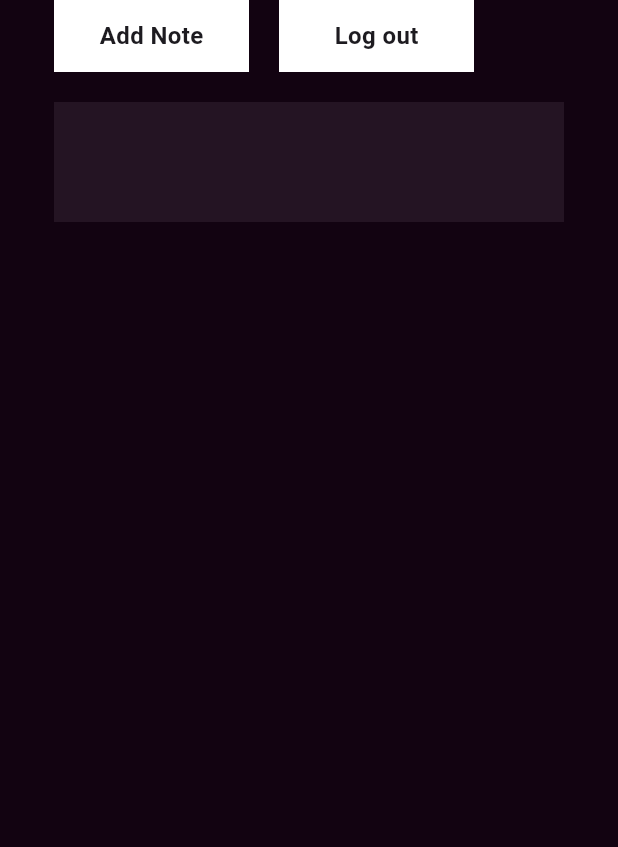
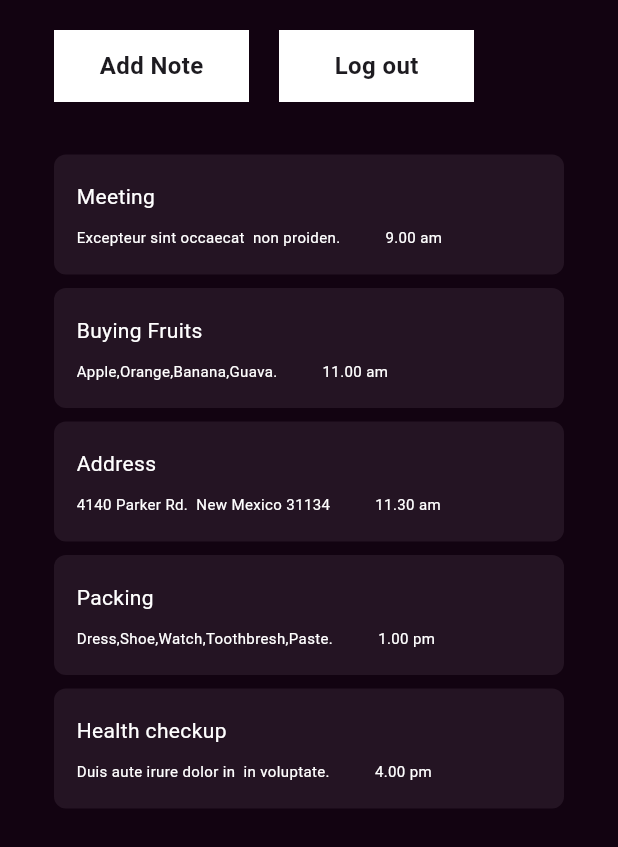
Before and after one commit to SamyRaafat/note_App, a Flutter app: the screen it shows after launch, on a phone screen of 412 x 824 dp. Shown: the top 847 px of the screen. Run offline on Flutter 3.47's test engine with Material 3 defaults, Android fonts, the phone set to English and light mode, and no system bars; our stand-ins replace firebase_auth, firebase_core, flutter_bloc; accounts and stored records are empty.

Commit message:
UI done in 4 screen states done in 4 screen

```diff
--- a/lib/core/const/TextApp.dart
+++ b/lib/core/const/TextApp.dart
@@ -14,7 +14,7 @@ class TextApp {
   static String email = ("Email");
   static String pass = ("Password");
   static String headline = ("Head line");
-  static String Description = ("Enter Your Description");
+  static String description = ("Description");
 
   /// navegator name boton
   static String navNameLogin = ("Login");
@@ -27,4 +27,5 @@ class TextApp {
 
   /// End text in page
   static String endTextDonthaveanaccount = ("Don’t have an account ? ");
+  static String endTextsinup = ("Sign Up");
 }
--- a/lib/logic/create_note/states.dart
+++ b/lib/logic/create_note/states.dart
@@ -7,6 +7,6 @@ class CreateNoteLoadingState extends CreateNoteStates {}
 class CreateNoteSuccessState extends CreateNoteStates {}
 
 class CreateNoteErrorState extends CreateNoteStates {
-  final String errorMessage;
-  CreateNoteErrorState({required this.errorMessage});
+  final String em;
+  CreateNoteErrorState({required this.em});
 }
--- a/lib/main.dart
+++ b/lib/main.dart
@@ -1,8 +1,8 @@
 import 'package:flutter/material.dart';
 import 'package:firebase_core/firebase_core.dart';
-import 'package:noteapp/presentation/Screen/add_note.dart';
 import 'package:noteapp/presentation/Screen/create_new_note.dart';
-import 'package:noteapp/presentation/Screen/hi_welcome_back.dart';
+import 'package:noteapp/presentation/Screen/home_page.dart';
+import 'package:noteapp/presentation/Screen/login.dart';
 import 'package:noteapp/presentation/Screen/sign_up_screen.dart';
 
 void main() async {
@@ -16,6 +16,6 @@ class MyApp extends StatelessWidget {
 
   @override
   Widget build(BuildContext context) {
-    return MaterialApp(debugShowCheckedModeBanner: false, home: AddNote());
+    return MaterialApp(debugShowCheckedModeBanner: false, home: HomePage());
   }
 }
--- a/lib/presentation/Screen/add_note.dart
+++ /dev/null
@@ -1,70 +0,0 @@
-import 'package:flutter/cupertino.dart';
-import 'package:flutter/material.dart';
-import 'package:noteapp/core/const/TextApp.dart';
-import 'package:noteapp/core/theme/colorManiger.dart';
-import 'package:noteapp/presentation/widget/page_name.dart';
-import 'package:noteapp/presentation/widget/text_form_feild_app.dart';
-
-class AddNote extends StatelessWidget {
-  AddNote({super.key});
-  TextEditingController passController = TextEditingController();
-  TextEditingController emailController = TextEditingController();
-
-  @override
-  Widget build(BuildContext context) {
-    return Scaffold(
-      backgroundColor: ColorManager.backGApp,
-      body: Padding(
-        padding: const EdgeInsets.symmetric(horizontal: 36),
-        child: Column(
-          children: [
-            Row(
-              crossAxisAlignment: CrossAxisAlignment.start,
-              children: [
-                Center(
-                  child: Container(
-                    width: 130,
-                    height: 48,
-                    decoration: BoxDecoration(color: Colors.white),
-                    child: Center(
-                      child: Text(
-                        TextApp.navNameAddNote,
-                        style: TextStyle(
-                          fontWeight: FontWeight.w600,
-                          fontSize: 16,
-                        ),
-                      ),
-                    ),
-                  ),
-                ),
-                SizedBox(width: 20),
-                Center(
-                  child: Container(
-                    width: 130,
-                    height: 48,
-                    decoration: BoxDecoration(color: Colors.white),
-                    child: Center(
-                      child: Text(
-                        TextApp.navNameLogout,
-                        style: TextStyle(
-                          fontWeight: FontWeight.w600,
-                          fontSize: 16,
-                        ),
-                      ),
-                    ),
-                  ),
-                ),
-              ],
-            ),
-            SizedBox(height: 20),
-            Container(
-              width: 390,
-              height: 80,
-              color: Color.fromRGBO(242, 214, 241, 0.08),
-            ),
-          ],
-        ),
-      ),
-    );
-  }
-}
--- /dev/null
+++ b/lib/presentation/Screen/home_page.dart
@@ -0,0 +1,93 @@
+import 'package:flutter/cupertino.dart';
+import 'package:flutter/material.dart';
+import 'package:noteapp/core/const/TextApp.dart';
+import 'package:noteapp/core/theme/colorManiger.dart';
+import 'package:noteapp/presentation/widget/page_name.dart';
+import 'package:noteapp/presentation/widget/sampel_note.dart';
+import 'package:noteapp/presentation/widget/text_form_feild_app.dart';
+
+class HomePage extends StatelessWidget {
+  HomePage({super.key});
+  TextEditingController passController = TextEditingController();
+  TextEditingController emailController = TextEditingController();
+
+  @override
+  Widget build(BuildContext context) {
+    return Scaffold(
+      backgroundColor: ColorManager.backGApp,
+      body: SafeArea(
+        child: Padding(
+          padding: const EdgeInsets.symmetric(horizontal: 36, vertical: 20),
+          child: Column(
+            children: [
+              Row(
+                crossAxisAlignment: CrossAxisAlignment.start,
+                children: [
+                  Center(
+                    child: Container(
+                      width: 130,
+                      height: 48,
+                      decoration: BoxDecoration(color: Colors.white),
+                      child: Center(
+                        child: Text(
+                          TextApp.navNameAddNote,
+                          style: TextStyle(
+                            fontWeight: FontWeight.w600,
+                            fontSize: 16,
+                          ),
+                        ),
+                      ),
+                    ),
+                  ),
+                  SizedBox(width: 20),
+                  Center(
+                    child: Container(
+                      width: 130,
+                      height: 48,
+                      decoration: BoxDecoration(color: Colors.white),
+                      child: Center(
+                        child: Text(
+                          TextApp.navNameLogout,
+                          style: TextStyle(
+                            fontWeight: FontWeight.w600,
+                            fontSize: 16,
+                          ),
+                        ),
+                      ),
+                    ),
+                  ),
+                ],
+              ),
+              SizedBox(height: 35),
+              SampelNote(
+                noteName: "Meeting",
+                noteDetails: "Excepteur sint occaecat  non proiden.",
+                timeAddNote: "9.00 am",
+              ),
+              SampelNote(
+                noteName: "Buying Fruits",
+                noteDetails: "Apple,Orange,Banana,Guava.",
+                timeAddNote: "11.00 am",
+              ),
+              SampelNote(
+                noteName: "Address",
+                noteDetails: "4140 Parker Rd.  New Mexico 31134",
+                timeAddNote: "11.30 am",
+              ),
+              SampelNote(
+                noteName: "Packing",
+                noteDetails: "Dress,Shoe,Watch,Toothbresh,Paste.",
+                timeAddNote: "1.00 pm",
+              ),
+              SampelNote(
+                noteName: "Health checkup",
+                noteDetails: "Duis aute irure dolor in  in voluptate.",
+                timeAddNote: "4.00 pm",
+              ),
+            ],
+          ),
+        ),
+      ),
+    );
+  }
+}
--- a/lib/presentation/Screen/sign_up_screen.dart
+++ b/lib/presentation/Screen/sign_up_screen.dart
@@ -38,6 +38,8 @@ class SignUpScreen extends StatelessWidget {
               ),
               SizedBox(height: 15),
               Spacer(),
+
+              /// Sign up Botton
               Center(
                 child: Container(
                   width: 312,
--- /dev/null
+++ b/lib/presentation/widget/sampel_note.dart
@@ -0,0 +1,59 @@
+import 'package:flutter/material.dart';
+
+class SampelNote extends StatefulWidget {
+  String noteName;
+  String noteDetails;
+  String timeAddNote;
+  SampelNote({
+    super.key,
+    required this.noteName,
+    required this.noteDetails,
+    required this.timeAddNote,
+  });
+
+  @override
+  State<SampelNote> createState() => _SampelNoteState();
+}
+
+class _SampelNoteState extends State<SampelNote> {
+  @override
+  Widget build(BuildContext context) {
+    return Column(
+      children: [
+        Container(
+          width: 390,
+          height: 80,
+          decoration: BoxDecoration(
+            color: Color.fromRGBO(242, 214, 241, 0.08),
+            borderRadius: BorderRadius.circular(8),
+          ),
+          child: Padding(
+            padding: const EdgeInsets.symmetric(horizontal: 15),
+            child: Column(
+              crossAxisAlignment: CrossAxisAlignment.start,
+              mainAxisAlignment: MainAxisAlignment.center,
+              children: [
+                Text(widget.noteName, style: TextStyle(color: Colors.white)),
+                SizedBox(height: 10),
+                Row(
+                  children: [
+                    Text(
+                      widget.noteDetails,
+                      style: TextStyle(color: Colors.white, fontSize: 10),
+                    ),
+                    SizedBox(width: 30),
+                    Text(
+                      widget.timeAddNote,
+                      style: TextStyle(color: Colors.white, fontSize: 10),
+                    ),
+                  ],
+                ),
+              ],
+            ),
+          ),
+        ),
+        SizedBox(height: 9),
+      ],
+    );
+  }
+}
--- a/pubspec.yaml
+++ b/pubspec.yaml
@@ -37,7 +37,8 @@ dependencies:
   flutter_bloc: ^9.1.1
   firebase_core: ^4.0.0
   firebase_auth: ^6.0.1
-  cloud_firestore: ^5.6.11
+  cloud_firestore: ^6.0.0
+  flutter_slidable: ^4.0.1
 
 
 dev_dependencies:
```
Also changed, not shown: lib/logic/home_page/states.dart (added, +12 -0 lines), lib/logic/login/cubit.dart (+5 -5 lines), lib/logic/login/state.dart (+6 -6 lines), lib/logic/sign_up/cubit.dart (added, +22 -0 lines), lib/logic/sign_up/state.dart (added, +12 -0 lines), lib/presentation/Screen/create_new_note.dart (+30 -1 lines), lib/presentation/Screen/login.dart (renamed from lib/presentation/Screen/hi_welcome_back.dart, +27 -2 lines), lib/logic/home_page/cubit.dart (added), pubspec.lock, 3 other files.
